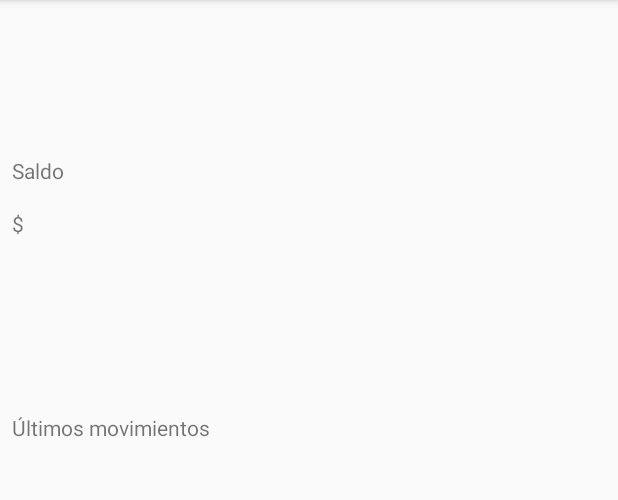
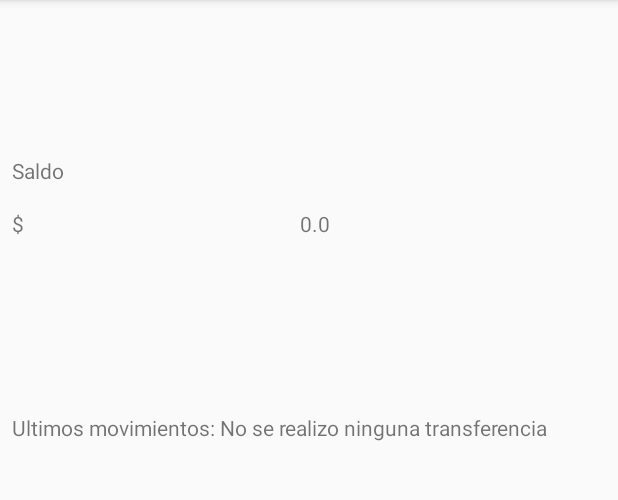
Before and after one commit to AyrtonCorg/TPFinal-DAM, an Android app: the MenuDeCuenta screen opened directly, with no data from a screen before it, on a phone screen of 412 x 824 dp, the part 84-584 px from its top. Run offline under Robolectric (Android 15) with nearby library versions, the phone set to English and light mode, and no system bars; our stand-ins replace Room's generated code; 2 statements that could not run were skipped.

Commit message:
Menu de cuenta solo falta el Drawer o como se escriba

```diff
--- a/app/src/main/java/com/dam/bancoMovil/CrearCuenta.java
+++ b/app/src/main/java/com/dam/bancoMovil/CrearCuenta.java
@@ -1,5 +1,6 @@
 package com.dam.bancoMovil;
 
+import android.content.Intent;
 import android.support.v7.app.AppCompatActivity;
 import android.os.Bundle;
 import android.view.View;
@@ -87,6 +88,8 @@ public class CrearCuenta extends AppCompatActivity {
                         }
 
                         Toast.makeText(getApplicationContext(), "Cuenta creada con éxito", Toast.LENGTH_SHORT).show();
+                        Intent i = new Intent(v.getContext() , MainActivity.class);
+                        startActivity(i);
 
                         break;
                     case 1:
--- a/app/src/main/java/com/dam/bancoMovil/IniciarSesion.java
+++ b/app/src/main/java/com/dam/bancoMovil/IniciarSesion.java
@@ -74,6 +74,7 @@ public class IniciarSesion extends AppCompatActivity {
                     //Verifico existencia
                     if (validoDatos(user,pass)){
                         Intent i = new Intent(v.getContext() , MenuDeCuenta.class);
+                        i.putExtra("username",user);
                         startActivity(i);
                     }else{
                         //Muestro mensaje de error
@@ -95,7 +96,7 @@ public class IniciarSesion extends AppCompatActivity {
             public void run() {
                 UsuarioDAO usuarioDAO = MyDatabase.getInstance(getApplicationContext()).getUsuarioDAO();
                 //Si existe el usuario
-                if(existeUser){
+                if(existeUsuario(nombreUser)){
                     //Compruebo contraseña
                     Usuario usuario = usuarioDAO.getUser(nombreUser);
                     if (usuario.getPassword().equals(pass)){
--- a/app/src/main/java/com/dam/bancoMovil/MenuDeCuenta.java
+++ b/app/src/main/java/com/dam/bancoMovil/MenuDeCuenta.java
@@ -2,12 +2,88 @@ package com.dam.bancoMovil;
 
 import android.support.v7.app.AppCompatActivity;
 import android.os.Bundle;
+import android.widget.ArrayAdapter;
+import android.widget.EditText;
+import android.widget.ListView;
+import android.widget.TextView;
+import android.widget.Toast;
+
+import com.dam.bancoMovil.dao.MyDatabase;
+import com.dam.bancoMovil.dao.UsuarioDAO;
+import com.dam.bancoMovil.modelo.Transferencia;
+import com.dam.bancoMovil.modelo.Usuario;
+
+import java.util.ArrayList;
+import java.util.List;
 
 public class MenuDeCuenta extends AppCompatActivity {
+    private TextView saldo;
+    private TextView ult_mov;
+    private ListView ultimosMovimientos;
+    private Usuario usuario;
+    private UsuarioDAO usuarioDAO;
+
+    private List<Transferencia> transferencias = new ArrayList<>();
+    private ArrayAdapter<Transferencia> adapter_trans;
 
     @Override
     protected void onCreate(Bundle savedInstanceState) {
         super.onCreate(savedInstanceState);
         setContentView(R.layout.menu_de_cuenta);
+
+        this.saldo = (TextView) findViewById(R.id.cantidadSaldo);
+        this.ult_mov = (TextView) findViewById(R.id.textViewuUltimosMovientos);
+        this.ultimosMovimientos = (ListView) findViewById(R.id.ultimosMovimientos);
+
+        Bundle extras = getIntent().getExtras();
+        if (extras != null) {
+            final String username = extras.getString("username");
+            Runnable r = new Runnable() {
+                @Override
+                public void run() {
+                    usuarioDAO = MyDatabase.getInstance(getApplicationContext()).getUsuarioDAO();
+                    usuario = usuarioDAO.getUser(username);
+                }
+            };
+            Thread hiloCargarUsuario = new Thread(r);
+            hiloCargarUsuario.start();
+
+            try {
+                hiloCargarUsuario.join();
+            } catch (InterruptedException e) {
+                e.printStackTrace();
+            }
+            saldo.setText(String.valueOf(usuario.getCuenta().getSaldo()));
+        }else{
+            saldo.setText("0.0");
+        }
+
+        Runnable runnable = new Runnable() {
+            @Override
+            public void run() {
+                System.out.println("Transfe: "+MyDatabase.getInstance(getApplicationContext()).getTransferenciaDAO().getAll());
+
+                transferencias = MyDatabase.getInstance(getApplicationContext()).getCuentaDAO().getTransferenciasDeCuenta(usuario.getCuenta().getNumeroCuenta());
+
+                System.out.println("Transferencias: " +transferencias);
+            }
+        };
+        Thread hiloCargarTransferencia = new Thread(runnable);
+        hiloCargarTransferencia.start();
+
+        try {
+            hiloCargarTransferencia.join();
+        } catch (InterruptedException e) {
+            e.printStackTrace();
+        }
+
+        if (transferencias != null && transferencias.size() > 0 && !transferencias.isEmpty()) {
+            adapter_trans = new ArrayAdapter<Transferencia>(getApplicationContext(), android.R.layout.simple_list_item_single_choice, transferencias);
+            adapter_trans.setDropDownViewResource(android.R.layout.simple_spinner_dropdown_item);
+            ultimosMovimientos.setAdapter(adapter_trans);
+            ultimosMovimientos.setItemChecked(0, true );
+        } else {
+            ult_mov.setText("Ultimos movimientos: No se realizo ninguna transferencia");
+        }
     }
 }
--- a/app/src/main/java/com/dam/bancoMovil/dao/CuentaDAO.java
+++ b/app/src/main/java/com/dam/bancoMovil/dao/CuentaDAO.java
@@ -7,6 +7,7 @@ import android.arch.persistence.room.Query;
 import android.arch.persistence.room.Update;
 
 import com.dam.bancoMovil.modelo.Cuenta;
+import com.dam.bancoMovil.modelo.Transferencia;
 
 import java.util.List;
 
@@ -14,6 +15,9 @@ import java.util.List;
 public interface CuentaDAO {
     @Query("SELECT * FROM Cuenta")
     List<Cuenta> getAll();
+
+    @Query("SELECT * FROM Transferencia WHERE Transferencia.cuentaOrigen_nroCuenta = :nroCuenta")
+    List<Transferencia> getTransferenciasDeCuenta(Long nroCuenta);
 
     @Insert
     void insertAll(List<Cuenta> cuenta);
--- a/app/src/main/res/layout/menu_de_cuenta.xml
+++ b/app/src/main/res/layout/menu_de_cuenta.xml
@@ -11,11 +11,9 @@
 
     <!-- Layout real de la actividad -->
     <android.support.constraint.ConstraintLayout
-        xmlns:android="http://schemas.android.com/apk/res/android"
-        xmlns:app="http://schemas.android.com/apk/res-auto"
-        xmlns:tools="http://schemas.android.com/tools"
         android:layout_width="match_parent"
         android:layout_height="match_parent">
+
         <TextView
             android:id="@+id/textViewSaldo"
             android:layout_width="0dp"
@@ -71,7 +69,7 @@
 
         <ListView
             android:id="@+id/listView"
-            android:layout_width="0dp"
+            android:layout_width="422dp"
             android:layout_height="330dp"
             android:layout_marginStart="8dp"
             android:layout_marginTop="8dp"
@@ -79,10 +77,11 @@
             android:layout_marginBottom="8dp"
             app:layout_constraintBottom_toBottomOf="parent"
             app:layout_constraintEnd_toEndOf="parent"
-            app:layout_constraintHorizontal_bias="1.0"
+            app:layout_constraintHorizontal_bias="0.518"
             app:layout_constraintStart_toStartOf="parent"
             app:layout_constraintTop_toBottomOf="@+id/textViewuUltimosMovientos"
-            app:layout_constraintVertical_bias="0.0" />
+            app:layout_constraintVertical_bias="0.196" />
+
     </android.support.constraint.ConstraintLayout>
 
     <!-- Layout del menú lateral (Navigation View) -->
```
